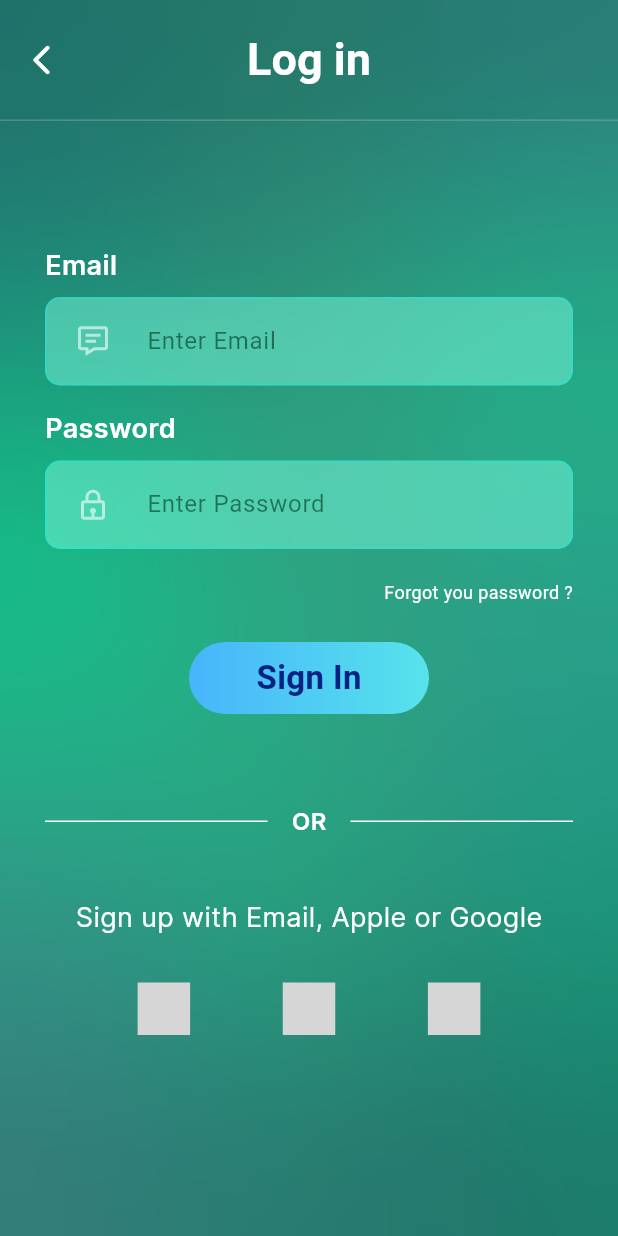
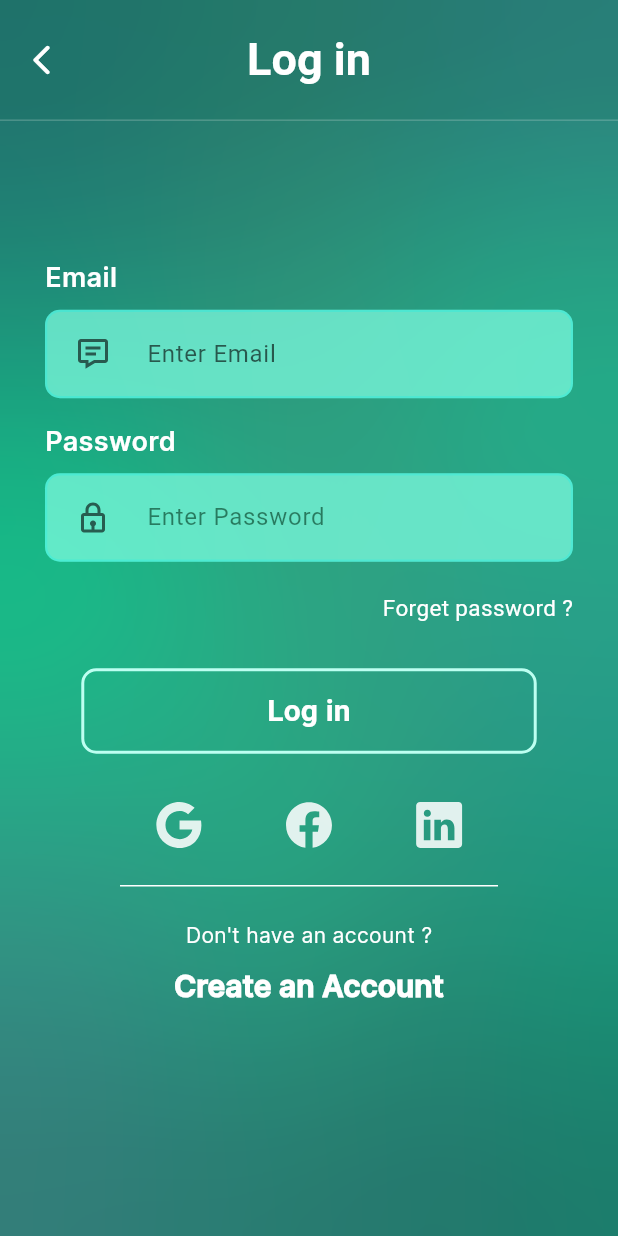
Before and after one commit to RaveenRPY/PickBuzz, a Flutter app: the loginPage screen opened directly, on a phone screen of 412 x 824 dp. Run offline on Flutter 3.47's test engine with Material 2 defaults, Android fonts, the light colour scheme and no system bars; our stand-ins replace icons_plus, page_transition, rive; grey boxes are pictures that could not be loaded.

Commit message:
Login page UI

```diff
--- a/lib/main.dart
+++ b/lib/main.dart
@@ -14,8 +14,8 @@ class MyApp extends StatelessWidget {
     return MaterialApp(
       debugShowCheckedModeBanner: false,
       theme: ThemeData(
-        colorScheme:
-            ColorScheme.fromSeed(seedColor: Color.fromARGB(255, 14, 163, 131)),
+        colorScheme: ColorScheme.fromSeed(
+            seedColor: const Color.fromARGB(255, 14, 163, 131)),
         useMaterial3: true,
       ),
       home: const startPage(title: 'Flutter Demo Home Page'),
--- a/lib/screens/login.dart
+++ b/lib/screens/login.dart
@@ -124,29 +124,54 @@ class _loginPageState extends State<loginPage> {
 
                   SignInForm(),
 
+                  Padding(
+                    padding:
+                        const EdgeInsets.only(top: 30.0, left: 20, right: 20),
+                    child: Row(
+                      mainAxisAlignment: MainAxisAlignment.spaceEvenly,
+                      children: [
+                        GestureDetector(
+                          child: const Icon(
+                            IonIcons.logo_google,
+                            size: 35,
+                            color: Color.fromARGB(220, 255, 255, 255),
+                          ),
+                          onTapDown: (details) {
+                            // ignore: avoid_print
+                            print("Pressed Google");
+                          },
+                        ),
+                        GestureDetector(
+                          child: const Icon(
+                            IonIcons.logo_facebook,
+                            size: 35,
+                            color: Color.fromARGB(220, 255, 255, 255),
+                          ),
+                          onTapDown: (details) {
+                            // ignore: avoid_print
+                            print("Pressed Google");
+                          },
+                        ),
+                        GestureDetector(
+                          child: const Icon(
+                            IonIcons.logo_linkedin,
+                            size: 35,
+                            color: Color.fromARGB(220, 255, 255, 255),
+                          ),
+                          onTapDown: (details) {
+                            // ignore: avoid_print
+                            print("Pressed Google");
+                          },
+                        ),
+                      ],
+                    ),
+                  ),
+
                   const Padding(
-                    padding: EdgeInsets.only(top: 60.0),
+                    padding:
+                        EdgeInsets.symmetric(vertical: 15.0, horizontal: 50),
                     child: Row(
                       children: [
-                        Expanded(
-                          child: Divider(
-                            color: Colors.white,
-                            thickness: 1,
-                          ),
-                        ),
-                        Padding(
-                          padding: EdgeInsets.symmetric(horizontal: 16),
-                          child: Text(
-                            "OR",
-                            style: TextStyle(
-                              color: Colors.white,
-                              fontWeight: FontWeight.w600,
-                              fontSize: 16,
-                              fontFamily: "Intel",
-                              decoration: TextDecoration.none,
-                            ),
-                          ),
-                        ),
                         Expanded(
                           child: Divider(
                             color: Colors.white,
@@ -156,56 +181,35 @@ class _loginPageState extends State<loginPage> {
                       ],
                     ),
                   ),
-                  const Padding(
-                    padding: EdgeInsets.only(top: 40, bottom: 30),
-                    child: Center(
+                  const Center(
                     child: Text(
-                        "Sign up with Email, Apple or Google",
+                      "Don't have an account ?",
                       style: TextStyle(
                         color: Colors.white,
                         fontWeight: FontWeight.w200,
-                          fontSize: 18,
+                        fontSize: 14,
                         fontFamily: "Intel",
                         decoration: TextDecoration.none,
                       ),
                     ),
                   ),
+                  Center(
+                    child: TextButton(
+                      style: TextButton.styleFrom(
+                        textStyle: const TextStyle(fontSize: 20),
                       ),
-                  Row(
-                    mainAxisAlignment: MainAxisAlignment.spaceEvenly,
-                    children: [
-                      GestureDetector(
-                        child: Logo(
-                          Logos.gmail,
-                          size: 35,
+                      onPressed: () {},
+                      child: const Text(
+                        "Create an Account",
+                        style: TextStyle(
+                          color: Colors.white,
+                          fontWeight: FontWeight.w900,
+                          fontSize: 20,
+                          fontFamily: "Intel",
+                          decoration: TextDecoration.none,
                         ),
-                        onTapDown: (details) {
-                          // ignore: avoid_print
-                          print("Pressed Email");
-                        },
                       ),
-                      GestureDetector(
-                        child: Logo(
-                          Logos.apple,
-                          size: 35,
-                          colorFilter: const ColorFilter.linearToSrgbGamma(),
                     ),
-                        onTapDown: (details) {
-                          // ignore: avoid_print
-                          print("Pressed Apple");
-                        },
-                      ),
-                      GestureDetector(
-                        child: Logo(
-                          Logos.google,
-                          size: 35,
-                        ),
-                        onTapDown: (details) {
-                          // ignore: avoid_print
-                          print("Pressed Google");
-                        },
-                      ),
-                    ],
                   ),
                 ],
               ),
--- a/lib/screens/login_form.dart
+++ b/lib/screens/login_form.dart
@@ -113,7 +113,7 @@ class _SignInFormState extends State<SignInForm> {
                       cursorHeight: 18,
                       style: const TextStyle(
                         fontSize: 18,
-                        color: Colors.white,
+                        color: Color.fromARGB(255, 0, 39, 27),
                       ),
                       validator: (value) {
                         if (value!.isEmpty) {
@@ -125,7 +125,7 @@ class _SignInFormState extends State<SignInForm> {
                         labelText: "Enter Email",
                         floatingLabelBehavior: FloatingLabelBehavior.never,
                         labelStyle: const TextStyle(
-                          color: Color.fromARGB(155, 0, 54, 29),
+                          color: Color.fromARGB(155, 0, 0, 0),
                         ),
                         errorBorder: OutlineInputBorder(
                           borderRadius: BorderRadius.circular(10),
@@ -135,12 +135,12 @@ class _SignInFormState extends State<SignInForm> {
                           ),
                         ),
                         filled: true,
-                        fillColor: Color.fromARGB(118, 128, 255, 227),
+                        fillColor: Color.fromARGB(180, 128, 255, 227),
                         prefixIcon: const Padding(
                           padding: EdgeInsets.symmetric(horizontal: 20),
                           child: Icon(
                             BoxIcons.bx_message_detail,
-                            color: Colors.white60,
+                            color: Color.fromARGB(153, 0, 0, 0),
                           ),
                         ),
                         enabledBorder: OutlineInputBorder(
@@ -176,7 +176,7 @@ class _SignInFormState extends State<SignInForm> {
                       cursorHeight: 18,
                       style: const TextStyle(
                         fontSize: 18,
-                        color: Colors.white,
+                        color: Color.fromARGB(255, 0, 39, 27),
                       ),
                       validator: (value) {
                         if (value!.isEmpty) {
@@ -187,7 +187,7 @@ class _SignInFormState extends State<SignInForm> {
                       decoration: InputDecoration(
                         floatingLabelBehavior: FloatingLabelBehavior.never,
                         filled: true,
-                        fillColor: const Color.fromARGB(118, 128, 255, 227),
+                        fillColor: const Color.fromARGB(180, 128, 255, 227),
                         labelText: "Enter Password",
                         errorBorder: OutlineInputBorder(
                           borderRadius: BorderRadius.circular(10),
@@ -203,7 +203,7 @@ class _SignInFormState extends State<SignInForm> {
                           padding: EdgeInsets.symmetric(horizontal: 20),
                           child: Icon(
                             BoxIcons.bx_lock,
-                            color: Colors.white60,
+                            color: Color.fromARGB(153, 0, 0, 0),
                           ),
                         ),
                         enabledBorder: OutlineInputBorder(
@@ -223,28 +223,56 @@ class _SignInFormState extends State<SignInForm> {
                       ),
                     ),
                   ),
-                  const Row(
+                  Row(
                     mainAxisAlignment: MainAxisAlignment.end,
                     children: [
                       Padding(
-                        padding: EdgeInsets.only(
-                          bottom: 25,
-                        ),
-                        child: Text(
-                          "Forgot you password ?",
-                          style: TextStyle(
-                            color: Colors.white,
-                            fontSize: 12,
+                          padding: const EdgeInsets.only(
+                            bottom: 30,
                           ),
-                        ),
-                      ),
+                          child: GestureDetector(
+                            onTap: () {
+                              print("Forget password ?");
+
+                              // Navigator.pushNamed(context, "write your route");
+                            },
+                            child: const Text(
+                              "Forget password ?",
+                              style: TextStyle(
+                                color: Colors.white,
+                                fontSize: 15,
+                              ),
+                            ),
+                          )),
                     ],
                   ),
                   Center(
-                    child: SignButton(
-                      color1: const Color(0xff47b5fb),
-                      color2: const Color(0xff57e3eb),
+                    // child: SignButton(
+                    //   color1: const Color(0xff47b5fb),
+                    //   color2: const Color(0xff57e3eb),
+                    //   onPressed: () {},
+                    // ),
+                    child: OutlinedButton(
+                      style: OutlinedButton.styleFrom(
+                        shape: RoundedRectangleBorder(
+                          borderRadius: BorderRadius.circular(10),
+                        ),
+                        side: const BorderSide(
+                            width: 2,
+                            color: Color.fromARGB(255, 189, 255, 241)),
+                      ),
                       onPressed: () {},
+                      child: const Padding(
+                        padding: EdgeInsets.symmetric(
+                            horizontal: 100.0, vertical: 14),
+                        child: Text(
+                          'Log in',
+                          style: TextStyle(
+                              color: Color.fromARGB(255, 255, 255, 255),
+                              fontSize: 20,
+                              fontWeight: FontWeight.bold),
+                        ),
+                      ),
                     ),
                   ),
                   // Padding(
```
Lines whose indentation alone changed are shown as unchanged.
